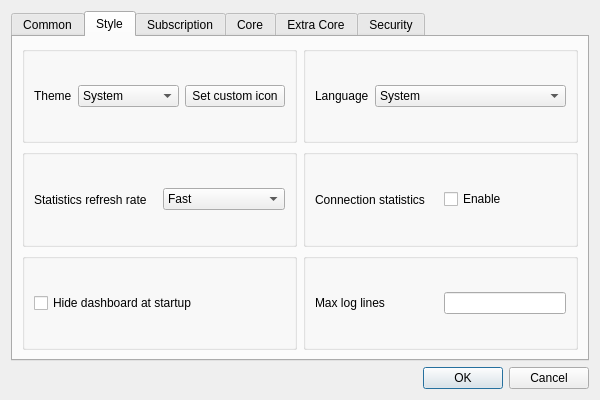
First picture: the form in ui/dialog_basic_settings.ui, repository MatsuriDayo/nekoray, before the edit.
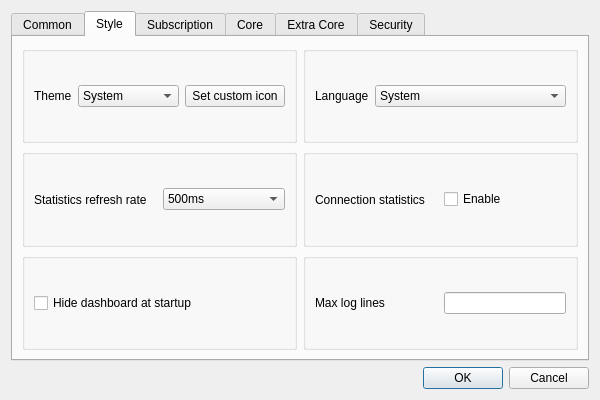
Second picture: the form after the edit. The open tabs and pages were chosen to show the change. Custom widgets are drawn as their Qt base class.

Patch:
```diff
--- a/ui/dialog_basic_settings.ui
+++ b/ui/dialog_basic_settings.ui
@@ -367,7 +367,7 @@
              <widget class="QComboBox" name="rfsh_r">
               <item>
                <property name="text">
-                <string>Fast</string>
+                <string notr="true">500ms</string>
                </property>
               </item>
               <item>
```
Left out of the diff: 17 changed lines with no effect on the pictures.
